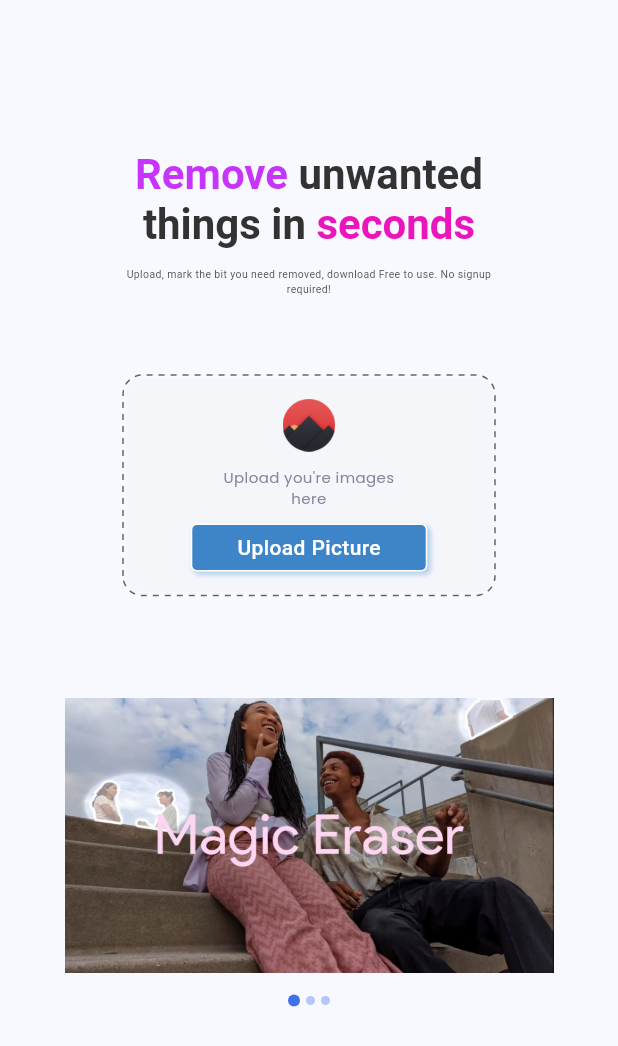
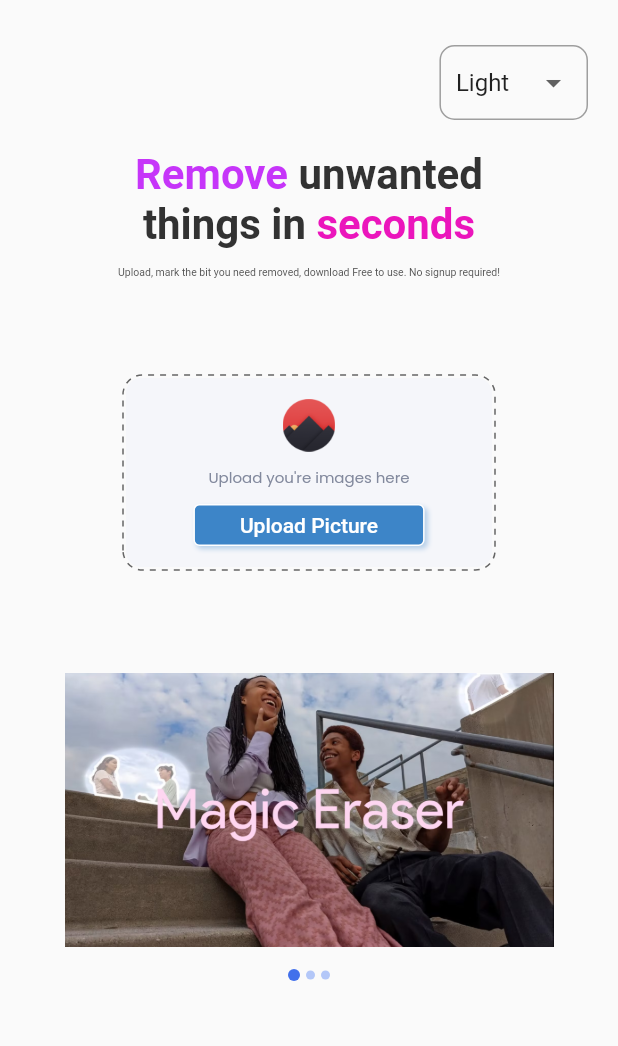
Before and after one commit to rathod-mehul-1011/ai_app, a Flutter app: the screen it shows after launch, on a phone screen of 412 x 824 dp. Shown: the top 1046 px of the screen. Run offline on Flutter 3.47's test engine with Material 2 defaults, Android fonts, the light colour scheme and no system bars; drawn by our look-alikes of carousel_slider, dotted_border; our stand-ins replace google_fonts, image_picker.

Commit message:
dropdown ui changes

```diff
--- a/lib/main.dart
+++ b/lib/main.dart
@@ -1,12 +1,18 @@
 // ignore_for_file: prefer_const_constructors
 
+import 'package:ai_app/provider/theme_notifier.dart';
 import 'package:flutter/material.dart';
+import 'package:provider/provider.dart';
 
 import './screens/home.dart';
-import '../common/colors.dart';
 
 void main() {
-  runApp(const MyApp());
+  runApp(
+    ChangeNotifierProvider<ThemeNotifier>(
+      create: (_) => ThemeNotifier(lightTheme), // Default theme is lightTheme
+      child: MyApp(),
+    ),
+  );
 }
 
 class MyApp extends StatelessWidget {
@@ -15,24 +21,15 @@ class MyApp extends StatelessWidget {
   // This widget is the root of your application.
   @override
   Widget build(BuildContext context) {
+    final themeNotifier = Provider.of<ThemeNotifier>(context);
+
     return MaterialApp(
       title: 'AI App',
       debugShowCheckedModeBanner: false,
       // Light theme
-      theme: ThemeData(
-        colorScheme: ColorScheme.fromSeed(seedColor: AppColors.primaryColor),
-        useMaterial3: true,
-      ),
+      theme: themeNotifier.getTheme(),
+      themeMode: ThemeMode.system,
 
-      // Dark theme
-      darkTheme: ThemeData(
-        brightness: Brightness.dark,
-        colorScheme: ColorScheme.dark(primary: AppColors.primaryColor),
-        useMaterial3: true,
-      ),
-
-      // Determines which theme to use
-      themeMode: ThemeMode.light,
       home: HomeScreen(),
     );
   }
--- /dev/null
+++ b/lib/provider/theme_notifier.dart
@@ -0,0 +1,17 @@
+import 'package:flutter/material.dart';
+
+final ThemeData lightTheme = ThemeData.light();
+final ThemeData darkTheme = ThemeData.dark();
+
+class ThemeNotifier extends ChangeNotifier {
+  ThemeData _themeData;
+
+  ThemeNotifier(this._themeData);
+
+  getTheme() => _themeData;
+
+  setTheme(ThemeData themeData) {
+    _themeData = themeData;
+    notifyListeners();
+  }
+}
--- a/lib/screens/home.dart
+++ b/lib/screens/home.dart
@@ -1,26 +1,85 @@
 // ignore_for_file: prefer_const_constructors, prefer_const_literals_to_create_immutables
 
+import 'package:ai_app/provider/theme_notifier.dart';
 import 'package:flutter/material.dart';
+import 'package:provider/provider.dart';
 
 import '../widgets/feature_tile.dart';
 import '../widgets/image_uploader.dart';
 import '../widgets/image_carousel.dart';
 
-class HomeScreen extends StatelessWidget {
+class HomeScreen extends StatefulWidget {
   const HomeScreen({super.key});
+
+  @override
+  State<HomeScreen> createState() => _HomeScreenState();
+}
+
+class _HomeScreenState extends State<HomeScreen> {
+  String _selectedValue = 'Light';
 
   @override
   Widget build(BuildContext context) {
     final ValueNotifier<int> carouselNotifier = ValueNotifier<int>(0);
 
     return Scaffold(
-      body: Center(
-        child: Padding(
+      body: Padding(
         padding: EdgeInsets.symmetric(horizontal: 10),
         child: Column(
+          crossAxisAlignment: CrossAxisAlignment.end,
+          children: [
+            SizedBox(height: 20),
+            Container(
+              margin: EdgeInsets.only(right: 10, top: 10),
+              padding: EdgeInsets.symmetric(horizontal: 10, vertical: 0),
+              decoration: BoxDecoration(
+                border: Border.all(
+                  width: 1,
+                  color: Colors.grey,
+                ),
+                borderRadius: BorderRadius.circular(10),
+              ),
+              child: DropdownButton(
+                underline: SizedBox(),
+                borderRadius: BorderRadius.circular(10),
+                value: _selectedValue,
+                items: ['Light', 'Dark', 'System']
+                    .map(
+                      (value) => DropdownMenuItem(
+                        value: value,
+                        child: Text(value),
+                      ),
+                    )
+                    .toList(),
+                onChanged: (newValue) {
+                  setState(() {
+                    _selectedValue = newValue!;
+                    switch (newValue) {
+                      case 'Light':
+                        Provider.of<ThemeNotifier>(context, listen: false)
+                            .setTheme(lightTheme);
+                        break;
+                      case 'Dark':
+                        Provider.of<ThemeNotifier>(context, listen: false)
+                            .setTheme(darkTheme);
+                        break;
+                      case 'System':
+                        var brightness =
+                            MediaQuery.of(context).platformBrightness;
+                        Provider.of<ThemeNotifier>(context, listen: false)
+                            .setTheme(brightness == Brightness.dark
+                                ? darkTheme
+                                : lightTheme);
+                        break;
+                    }
+                  });
+                },
+              ),
+            ),
+            Column(
               crossAxisAlignment: CrossAxisAlignment.center,
               children: [
-              SizedBox(height: 100),
+                SizedBox(height: 20),
                 FeatureTile(carouselNotifier: carouselNotifier),
                 SizedBox(height: 50),
                 ImageUploader(),
@@ -28,6 +87,7 @@ class HomeScreen extends StatelessWidget {
                 ImageCarousel(carouselNotifier: carouselNotifier),
               ],
             ),
+          ],
         ),
       ),
     );
--- a/pubspec.yaml
+++ b/pubspec.yaml
@@ -34,6 +34,7 @@ dependencies:
   dotted_border: ^2.1.0
   google_fonts: ^6.1.0
   image_picker: ^1.0.4
+  provider: ^6.0.5
 
 
   # The following adds the Cupertino Icons font to your application.
```
Also changed, not shown: pubspec.lock. Lines whose indentation alone changed are shown as unchanged.
